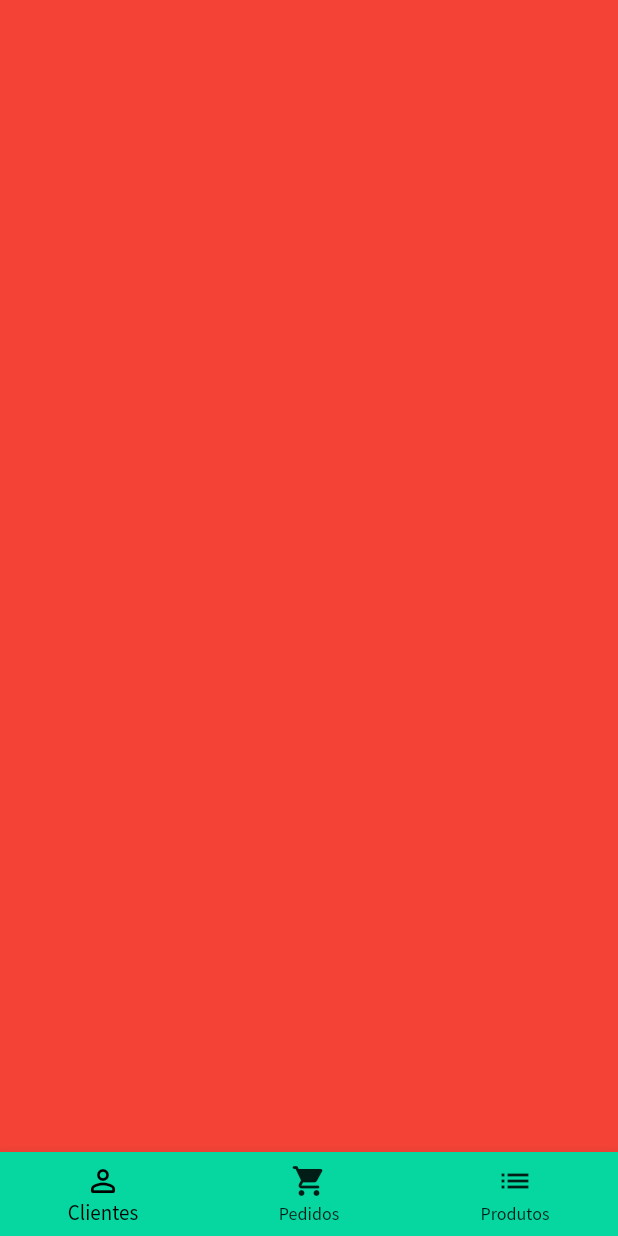
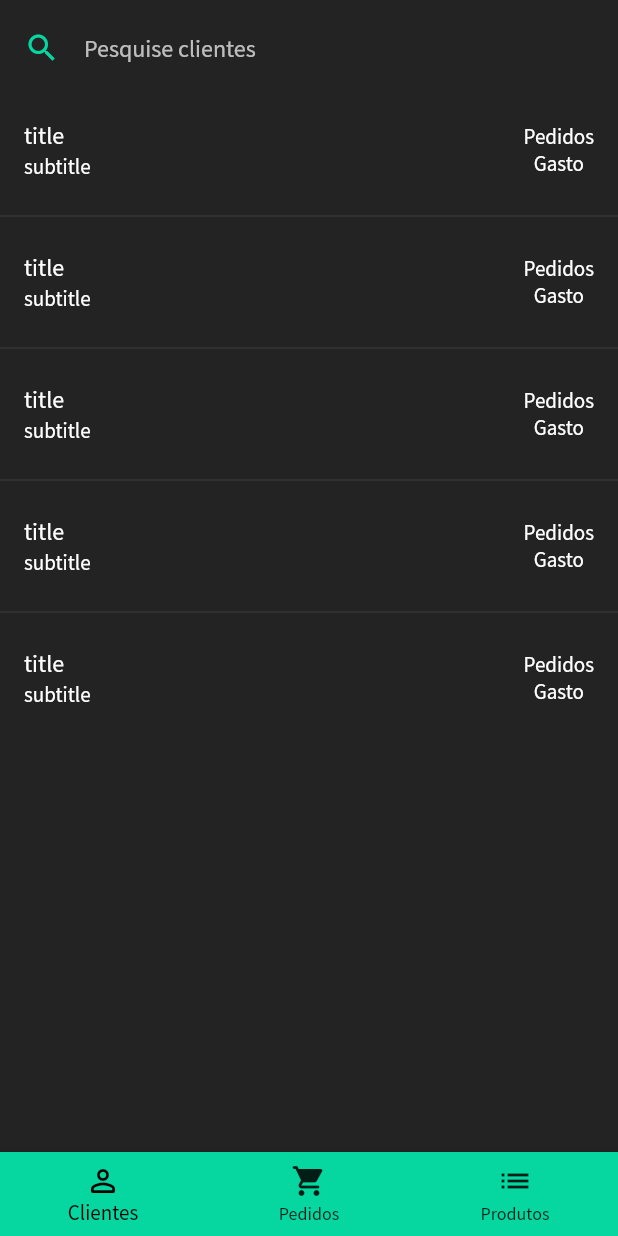
Before and after one commit to felipecastrosales/virtual-store-manager, a Flutter app: the screen it shows after launch, on a phone screen of 412 x 824 dp. Run offline on Flutter 3.47's test engine with Material 2 defaults, Android fonts, the phone set to English and light mode, and no system bars; our stand-ins replace cloud_firestore, firebase_auth, rxdart; missing offline and left inert: bloc_pattern; accounts and stored records are empty.

Commit message:
new updates and customer tab update

```diff
--- a/lib/screens/home_screen.dart
+++ b/lib/screens/home_screen.dart
@@ -1,4 +1,5 @@
 import 'package:flutter/material.dart';
+import '../tabs/users_tab.dart';
 
 class HomeScreen extends StatefulWidget {
   @override
@@ -58,7 +59,8 @@ class _HomeScreenState extends State<HomeScreen> {
           ],
         ),
       ),
-      body: PageView(
+      body: SafeArea(
+        child: PageView(
           controller: _pageController,
           onPageChanged: (toPage) {
             setState(() {
@@ -66,11 +68,12 @@ class _HomeScreenState extends State<HomeScreen> {
             });
           },
           children: <Widget>[
-          Container(color: Colors.red),
+            UsersTab(),
             Container(color: Colors.blue),
             Container(color: Colors.green),
           ],
         ),
+      ),
     );
   }
 }
--- /dev/null
+++ b/lib/tabs/users_tab.dart
@@ -0,0 +1,36 @@
+import 'package:flutter/material.dart';
+import '../tiles/user_tile.dart';
+
+class UsersTab extends StatelessWidget {
+  @override
+  Widget build(BuildContext context) {
+    return Column(
+      children: <Widget>[
+        Padding(
+          padding: const EdgeInsets.symmetric(horizontal: 16, vertical: 8),
+          child: TextField(
+            style: TextStyle(
+              color: Colors.white70,
+            ),
+            decoration: InputDecoration(
+                hintText: 'Pesquise clientes',
+                hintStyle: TextStyle(color: Colors.white70),
+                icon: Icon(Icons.search, color: Theme.of(context).accentColor),
+                border: InputBorder.none),
+          ),
+        ),
+        Expanded(
+          child: ListView.separated(
+            itemBuilder: (context, index) {
+              return UserTile();
+            },
+            separatorBuilder: (context, index) {
+              return Divider();
+            },
+            itemCount: 5
+          ),
+        )
+      ],
+    );
+  }
+}
--- /dev/null
+++ b/lib/tiles/user_tile.dart
@@ -0,0 +1,22 @@
+import 'package:flutter/material.dart';
+
+class UserTile extends StatelessWidget {
+  @override
+  Widget build(BuildContext context) {
+    final kLabelStyle = TextStyle(
+      color: Colors.white,
+    );
+
+    return ListTile(
+      title: Text('title', style: kLabelStyle),
+      subtitle: Text('subtitle', style: kLabelStyle,),
+      trailing: Column(
+        mainAxisAlignment: MainAxisAlignment.center,
+        children: <Widget>[
+          Text('Pedidos', style: kLabelStyle,),
+          Text('Gasto', style: kLabelStyle),
+        ],
+      ),
+    );
+  }
+}
```
Also changed, not shown: lib/blocs/user_bloc.dart (added, +80 -0 lines). Lines whose indentation alone changed are shown as unchanged.
